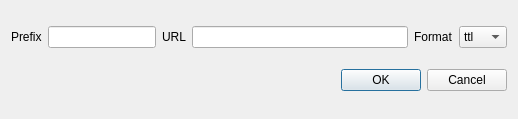
This is Vocabulary_Dialog.ui in LambdaGeo/qgisparql-layer2triple as Qt 5 draws it before an edit. The edited form follows.
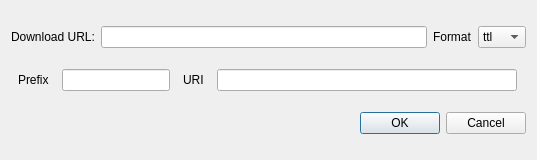
This is the edited form.

Commit message: corrigindo erros para o atigo ercemapi

What changed in the file:
```diff
--- a/Vocabulary_Dialog.ui
+++ b/Vocabulary_Dialog.ui
@@ -6,15 +6,72 @@
    <rect>
     <x>0</x>
     <y>0</y>
-    <width>518</width>
-    <height>119</height>
+    <width>537</width>
+    <height>160</height>
    </rect>
   </property>
   <property name="windowTitle">
    <string>Dialog</string>
   </property>
   <layout class="QGridLayout" name="gridLayout">
-   <item row="0" column="0">
+   <item row="6" column="0">
+    <widget class="QDialogButtonBox" name="buttonBox">
+     <property name="orientation">
+      <enum>Qt::Horizontal</enum>
+     </property>
+     <property name="standardButtons">
+      <set>QDialogButtonBox::Cancel|QDialogButtonBox::Ok</set>
+     </property>
+    </widget>
+   </item>
+   <item row="2" column="0">
+    <layout class="QHBoxLayout" name="horizontalLayout_2">
+     <item>
+      <widget class="QLabel" name="label_3">
+       <property name="text">
+        <string>Download URL:</string>
+       </property>
+      </widget>
+     </item>
+     <item>
+      <widget class="QLineEdit" name="lineURL"/>
+     </item>
+     <item>
+      <widget class="QLabel" name="label_2">
+       <property name="sizePolicy">
+        <sizepolicy hsizetype="Fixed" vsizetype="Preferred">
+         <horstretch>0</horstretch>
+         <verstretch>0</verstretch>
+        </sizepolicy>
+       </property>
+       <property name="text">
+        <string>Format</string>
+       </property>
+      </widget>
+     </item>
+     <item>
+      <widget class="QComboBox" name="comboFormat">
+       <property name="sizePolicy">
+        <sizepolicy hsizetype="Fixed" vsizetype="Fixed">
+         <horstretch>0</horstretch>
+         <verstretch>0</verstretch>
+        </sizepolicy>
+       </property>
+       <item>
+        <property name="text">
+         <string>ttl</string>
+        </property>
+       </item>
+       <item>
+        <property name="text">
+         <string>xml</string>
+        </property>
+       </item>
+      </widget>
+     </item>
+    </layout>
+   </item>
+   <item row="5" column="0">
     <layout class="QHBoxLayout" name="horizontalLayout">
      <item>
       <widget class="QLabel" name="label">
@@ -51,12 +108,12 @@
         </sizepolicy>
        </property>
        <property name="text">
-        <string>URL</string>
+        <string>URI</string>
        </property>
       </widget>
      </item>
      <item>
-      <widget class="QLineEdit" name="lineURL">
+      <widget class="QLineEdit" name="lineNamespace">
        <property name="sizePolicy">
         <sizepolicy hsizetype="Preferred" vsizetype="Fixed">
          <horstretch>0</horstretch>
@@ -74,51 +131,8 @@
        </property>
       </widget>
      </item>
-     <item>
-      <widget class="QLabel" name="label_2">
-       <property name="sizePolicy">
-        <sizepolicy hsizetype="Fixed" vsizetype="Preferred">
-         <horstretch>0</horstretch>
-         <verstretch>0</verstretch>
-        </sizepolicy>
-       </property>
-       <property name="text">
-        <string>Format</string>
-       </property>
-      </widget>
-     </item>
-     <item>
-      <widget class="QComboBox" name="comboFormat">
-       <property name="sizePolicy">
-        <sizepolicy hsizetype="Fixed" vsizetype="Fixed">
-         <horstretch>0</horstretch>
-         <verstretch>0</verstretch>
-        </sizepolicy>
-       </property>
-       <item>
-        <property name="text">
-         <string>ttl</string>
-        </property>
-       </item>
-       <item>
-        <property name="text">
-         <string>xml</string>
-        </property>
-       </item>
-      </widget>
-     </item>
     </layout>
    </item>
-   <item row="1" column="0">
-    <widget class="QDialogButtonBox" name="buttonBox">
-     <property name="orientation">
-      <enum>Qt::Horizontal</enum>
-     </property>
-     <property name="standardButtons">
-      <set>QDialogButtonBox::Cancel|QDialogButtonBox::Ok</set>
-     </property>
-    </widget>
-   </item>
   </layout>
  </widget>
  <resources/>
```
The commit also changes 2 other files.
